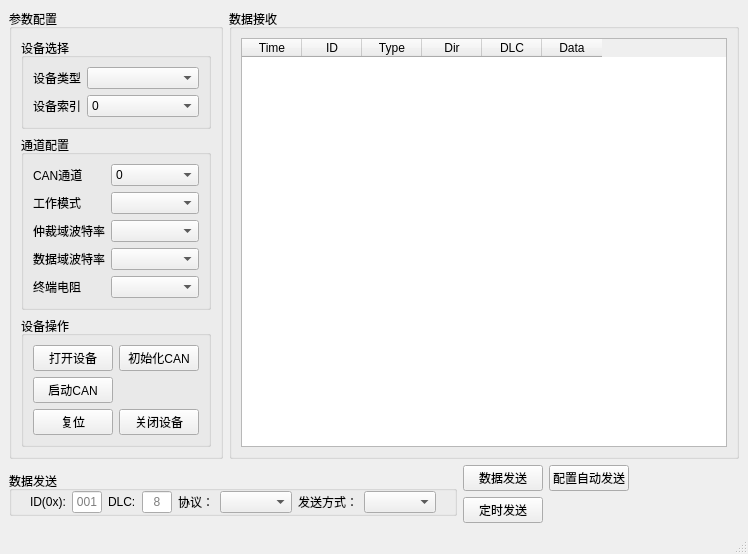
First picture: the form in mainwindow.ui, repository wtiaw/ZLGCAN, before the edit.
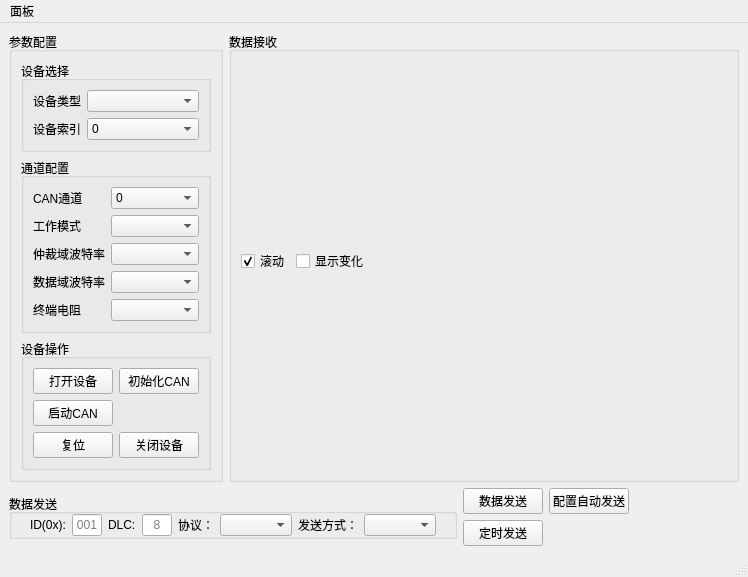
Second picture: the form after the edit.

Patch:
```diff
--- a/mainwindow.ui
+++ b/mainwindow.ui
@@ -276,63 +276,51 @@
          <string>数据接收</string>
         </property>
         <layout class="QGridLayout" name="gridLayout_4">
+         <property name="topMargin">
+          <number>0</number>
+         </property>
          <item row="0" column="0">
-          <widget class="QTableWidget" name="MessageTable">
-           <property name="sizePolicy">
-            <sizepolicy hsizetype="Expanding" vsizetype="Expanding">
-             <horstretch>0</horstretch>
-             <verstretch>0</verstretch>
-            </sizepolicy>
+          <layout class="QHBoxLayout" name="TableFunContainer">
+           <property name="topMargin">
+            <number>0</number>
            </property>
-           <property name="verticalScrollBarPolicy">
-            <enum>Qt::ScrollBarAsNeeded</enum>
-           </property>
-           <property name="gridStyle">
-            <enum>Qt::SolidLine</enum>
-           </property>
-           <property name="wordWrap">
-            <bool>true</bool>
-           </property>
-           <property name="cornerButtonEnabled">
-            <bool>true</bool>
-           </property>
-           <attribute name="horizontalHeaderCascadingSectionResizes">
-            <bool>false</bool>
-           </attribute>
-           <attribute name="horizontalHeaderDefaultSectionSize">
-            <number>60</number>
-           </attribute>
-           <column>
-            <property name="text">
-             <string>Time</string>
-            </property>
-           </column>
-           <column>
-            <property name="text">
-             <string>ID</string>
-            </property>
-           </column>
-           <column>
-            <property name="text">
-             <string>Type</string>
-            </property>
-           </column>
-           <column>
-            <property name="text">
-             <string>Dir</string>
-            </property>
-           </column>
-           <column>
-            <property name="text">
-             <string>DLC</string>
-            </property>
-           </column>
-           <column>
-            <property name="text">
-             <string>Data</string>
-            </property>
-           </column>
-          </widget>
+           <item>
+            <widget class="QCheckBox" name="EnableScroll">
+             <property name="sizePolicy">
+              <sizepolicy hsizetype="Fixed" vsizetype="Fixed">
+               <horstretch>0</horstretch>
+               <verstretch>0</verstretch>
+              </sizepolicy>
+             </property>
+             <property name="text">
+              <string>滚动</string>
+             </property>
+             <property name="checked">
+              <bool>true</bool>
+             </property>
+            </widget>
+           </item>
+           <item>
+            <widget class="QCheckBox" name="ChangeTable">
+             <property name="text">
+              <string>显示变化</string>
+             </property>
+            </widget>
+           </item>
+           <item>
+            <spacer name="horizontalSpacer_2">
+             <property name="orientation">
+              <enum>Qt::Horizontal</enum>
+             </property>
+             <property name="sizeHint" stdset="0">
+              <size>
+               <width>40</width>
+               <height>20</height>
+              </size>
+             </property>
+            </spacer>
+           </item>
+          </layout>
          </item>
         </layout>
        </widget>
@@ -580,6 +568,13 @@
      <height>22</height>
     </rect>
    </property>
+   <widget class="QMenu" name="menu">
+    <property name="title">
+     <string>面板</string>
+    </property>
+    <addaction name="actionACR"/>
+   </widget>
+   <addaction name="menu"/>
   </widget>
   <widget class="QStatusBar" name="statusbar"/>
   <action name="action">
```
Left out of the diff: 6 changed lines with no effect on the pictures.
